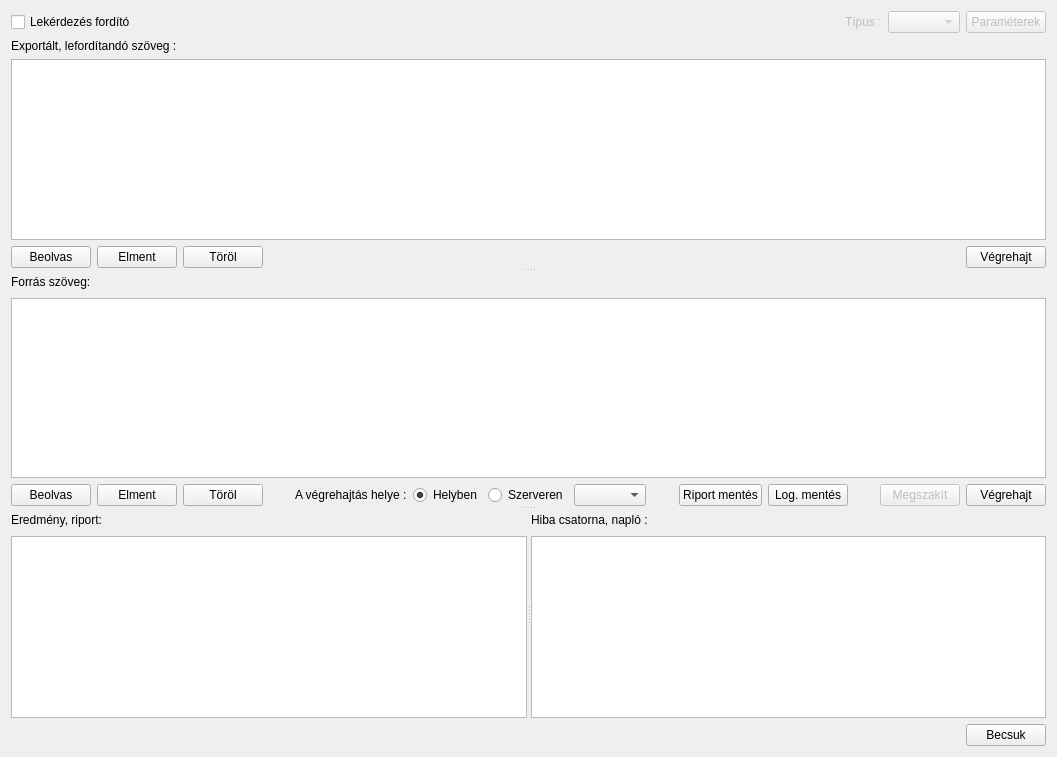
Before: the Qt Designer form lv2g/gparse.ui in csikfer/lanview2, drawn with Qt 5.
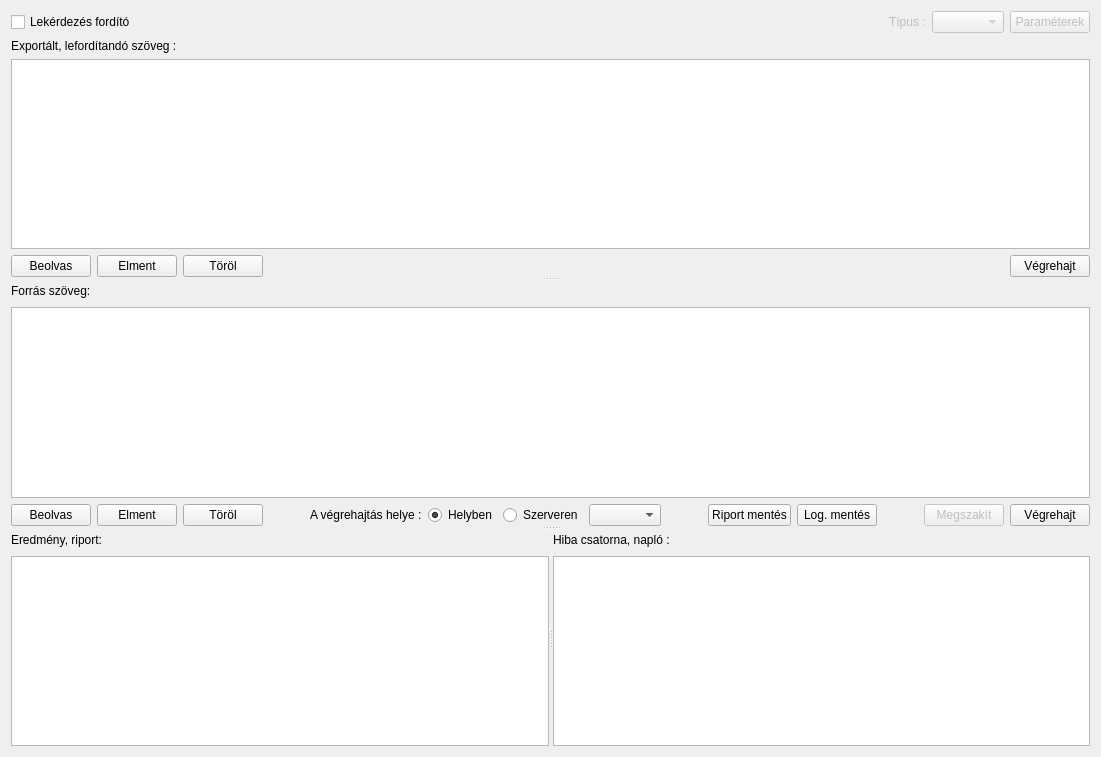
After: the same form once the commit is applied.

```diff
--- a/lv2g/gparse.ui
+++ b/lv2g/gparse.ui
@@ -6,7 +6,7 @@
    <rect>
     <x>0</x>
     <y>0</y>
-    <width>1057</width>
+    <width>1101</width>
     <height>757</height>
    </rect>
   </property>
@@ -385,30 +385,6 @@
      </widget>
     </widget>
    </item>
-   <item>
-    <layout class="QHBoxLayout" name="horizontalLayout_5">
-     <item>
-      <spacer name="horizontalSpacer_4">
-       <property name="orientation">
-        <enum>Qt::Horizontal</enum>
-       </property>
-       <property name="sizeHint" stdset="0">
-        <size>
-         <width>40</width>
-         <height>20</height>
-        </size>
-       </property>
-      </spacer>
-     </item>
-     <item>
-      <widget class="QPushButton" name="pushButtonClose">
-       <property name="text">
-        <string>Becsuk</string>
-       </property>
-      </widget>
-     </item>
-    </layout>
-   </item>
   </layout>
  </widget>
  <resources/>
```
